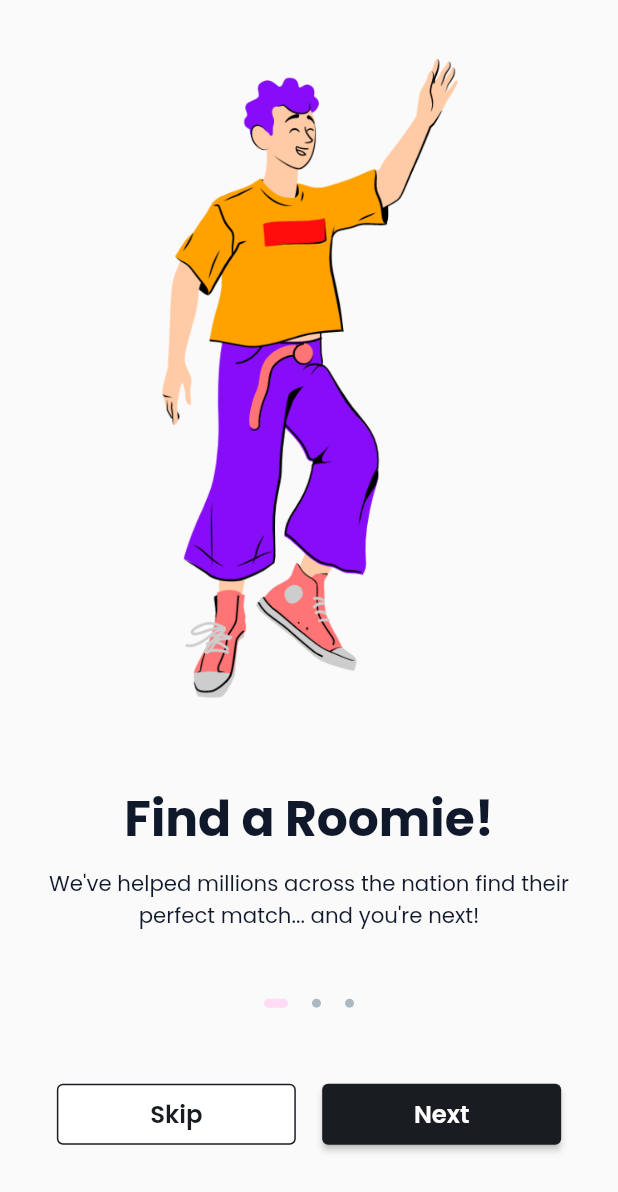
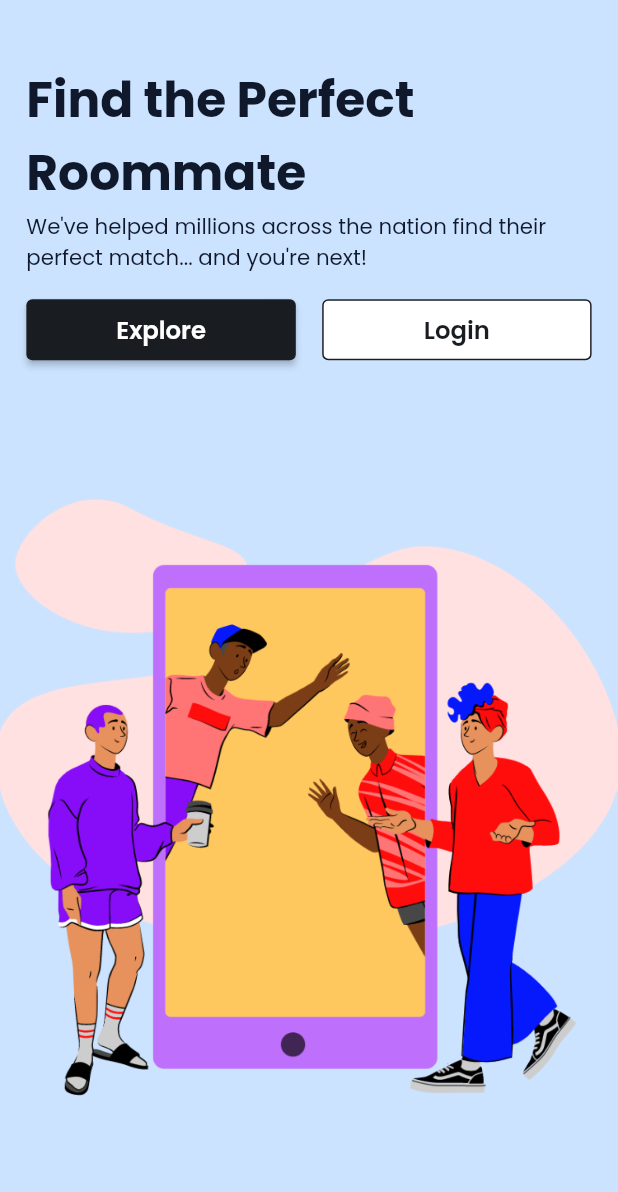
Before and after one commit to hidayatridwan/booking_app, a Flutter app: the screen it shows after launch, on a phone screen of 412 x 824 dp. Shown: the top 1192 px of the screen. Run offline on Flutter 3.47's test engine with Material 2 defaults, Android fonts, the phone set to English and light mode, and no system bars; our stand-ins replace bloc, flutter_bloc, flutter_screenutil.

Commit message:
welcome screen

```diff
--- a/lib/main.dart
+++ b/lib/main.dart
@@ -1,4 +1,5 @@
-import 'package:booking_app/presentation/pages/onboarding/onboarding_view.dart';
+// import 'package:booking_app/presentation/pages/onboarding/onboarding_view.dart';
+import 'package:booking_app/presentation/pages/welcome/welcome_view.dart';
 import 'package:flutter/material.dart';
 import 'package:flutter_screenutil/flutter_screenutil.dart';
 
@@ -18,7 +19,7 @@ class MyApp extends StatelessWidget {
       builder: (context, child) {
         return MaterialApp(
           theme: ThemeData(primarySwatch: Colors.amber, fontFamily: 'Poppins'),
-          home: const OnboardingPage(),
+          home: const WelcomePage(),
         );
       },
     );
--- /dev/null
+++ b/lib/presentation/pages/welcome/component/welcome_button.dart
@@ -0,0 +1,31 @@
+import 'package:booking_app/presentation/widget/widget.dart';
+import 'package:booking_app/utils/extension/extension.dart';
+import 'package:flutter/material.dart';
+
+import '../../../../config/theme/app_dimen.dart';
+
+class WelcomeButton extends StatelessWidget {
+  const WelcomeButton({Key? key}) : super(key: key);
+
+  @override
+  Widget build(BuildContext context) {
+    return Padding(
+      padding: EdgeInsets.symmetric(horizontal: AppDimen.w16),
+      child: Row(
+        children: [
+          Expanded(
+              child: PrimaryButton(
+            onPressed: () {},
+            text: 'Explore',
+          )),
+          16.0.width,
+          Expanded(
+              child: SecondaryButton(
+            onPressed: () {},
+            text: 'Login',
+          ))
+        ],
+      ),
+    );
+  }
+}
--- /dev/null
+++ b/lib/presentation/pages/welcome/component/welcome_image.dart
@@ -0,0 +1,15 @@
+import 'package:booking_app/config/assets/image_string.dart';
+import 'package:flutter/material.dart';
+
+class WelcomeImage extends StatelessWidget {
+  const WelcomeImage({Key? key}) : super(key: key);
+
+  @override
+  Widget build(BuildContext context) {
+    return Expanded(
+        child: Image.asset(
+      ImageString.giantPhone,
+      fit: BoxFit.contain,
+    ));
+  }
+}
--- /dev/null
+++ b/lib/presentation/pages/welcome/component/welcome_title.dart
@@ -0,0 +1,29 @@
+import 'package:booking_app/config/config.dart';
+import 'package:booking_app/config/theme/app_dimen.dart';
+import 'package:booking_app/utils/extension/extension.dart';
+import 'package:flutter/material.dart';
+
+class WelcomeTitle extends StatelessWidget {
+  const WelcomeTitle({Key? key}) : super(key: key);
+
+  @override
+  Widget build(BuildContext context) {
+    return Padding(
+      padding: EdgeInsets.all(AppDimen.w16),
+      child: Column(
+        mainAxisSize: MainAxisSize.min,
+        children: [
+          24.0.height,
+          Text(
+            'Find the Perfect Roommate',
+            style: AppFont.display3,
+          ),
+          Text(
+            'We\'ve helped millions across the nation find their perfect match... and you\'re next!',
+            style: AppFont.paragraphMedium,
+          )
+        ],
+      ),
+    );
+  }
+}
--- a/lib/presentation/pages/welcome/welcome_view.dart
+++ b/lib/presentation/pages/welcome/welcome_view.dart
@@ -1,3 +1,7 @@
+import 'package:booking_app/config/config.dart';
+import 'package:booking_app/presentation/pages/welcome/component/welcome_button.dart';
+import 'package:booking_app/presentation/pages/welcome/component/welcome_image.dart';
+import 'package:booking_app/presentation/pages/welcome/component/welcome_title.dart';
 import 'package:flutter/material.dart';
 import 'package:flutter_bloc/flutter_bloc.dart';
 
@@ -5,6 +9,8 @@ import 'welcome_cubit.dart';
 import 'welcome_state.dart';
 
 class WelcomePage extends StatelessWidget {
+  const WelcomePage({super.key});
+
   @override
   Widget build(BuildContext context) {
     return BlocProvider(
@@ -14,8 +20,17 @@ class WelcomePage extends StatelessWidget {
   }
 
   Widget _buildPage(BuildContext context) {
-    final cubit = BlocProvider.of<WelcomeCubit>(context);
+    // final cubit = BlocProvider.of<WelcomeCubit>(context);
 
-    return Container();
+    return Scaffold(
+      backgroundColor: AppColor.accentBlue,
+      body: Column(
+        children: const [
+          WelcomeTitle(),
+          WelcomeButton(),
+          WelcomeImage()
+        ],
+      ),
+    );
   }
 }
--- a/lib/presentation/widget/secondary_button.dart
+++ b/lib/presentation/widget/secondary_button.dart
@@ -5,21 +5,21 @@ import 'package:flutter_screenutil/flutter_screenutil.dart';
 class SecondaryButton extends StatelessWidget {
   const SecondaryButton(
       {Key? key,
-      this.type = PrimaryButtonType.type3,
+      this.type = SecondaryButtonType.type3,
       required this.onPressed,
       required this.text,
       this.width = 78})
       : super(key: key);
-  final PrimaryButtonType type;
+  final SecondaryButtonType type;
   final VoidCallback onPressed;
   final String text;
   final double width;
 
   @override
   Widget build(BuildContext context) {
-    return type == PrimaryButtonType.type1
+    return type == SecondaryButtonType.type1
         ? _type1()
-        : type == PrimaryButtonType.type2
+        : type == SecondaryButtonType.type2
             ? _type2()
             : _type3();
   }
@@ -82,4 +82,4 @@ class SecondaryButton extends StatelessWidget {
   }
 }
 
-enum PrimaryButtonType { type1, type2, type3 }
+enum SecondaryButtonType { type1, type2, type3 }
--- /dev/null
+++ b/lib/presentation/widget/widget.dart
@@ -0,0 +1,2 @@
+export 'primary_button.dart';
+export 'secondary_button.dart';
```
